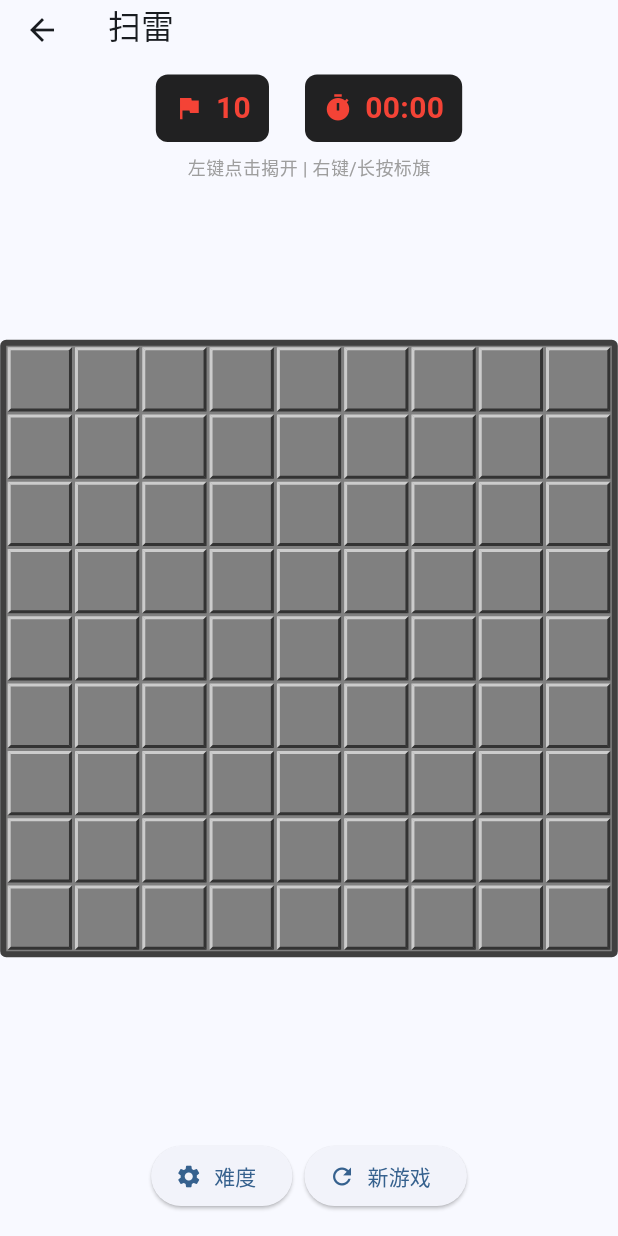
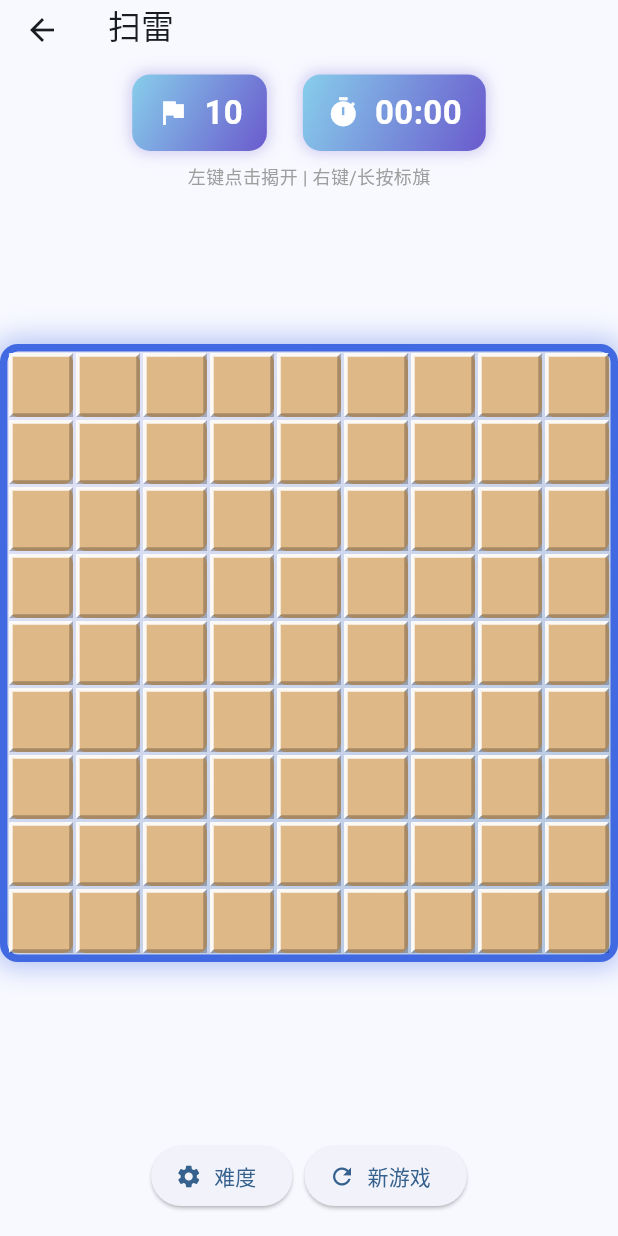
Before and after one commit to neohope/GeminiGameDemo, a Flutter app: the MinesweeperPage screen opened by its route, on a phone screen of 412 x 824 dp. Run offline on Flutter 3.47's test engine with Material 3 defaults, Android fonts, the phone set to English and light mode, and no system bars; our stand-ins replace equatable, flutter_riverpod, go_router, shared_preferences; accounts and stored records are empty.

Commit message:
Fix snake keyboard input and brighten minesweeper colors

```diff
--- a/lib/features/games/minesweeper/presentation/pages/minesweeper_page.dart
+++ b/lib/features/games/minesweeper/presentation/pages/minesweeper_page.dart
@@ -304,20 +304,31 @@ class _InfoBox extends StatelessWidget {
   @override
   Widget build(BuildContext context) {
     return Container(
-      padding: const EdgeInsets.symmetric(horizontal: 12, vertical: 8),
+      padding: const EdgeInsets.symmetric(horizontal: 16, vertical: 10),
       decoration: BoxDecoration(
-        color: Colors.black87,
-        borderRadius: BorderRadius.circular(8),
+        gradient: const LinearGradient(
+          colors: [Color(0xFF87CEEB), Color(0xFF6A5ACD)],
+          begin: Alignment.topLeft,
+          end: Alignment.bottomRight,
+        ),
+        borderRadius: BorderRadius.circular(12),
+        boxShadow: [
+          BoxShadow(
+            color: const Color(0xFF6A5ACD).withValues(alpha: 0.3),
+            blurRadius: 8,
+            spreadRadius: 1,
+          ),
+        ],
       ),
       child: Row(
         children: [
-          Icon(icon, color: Colors.red, size: 20),
-          const SizedBox(width: 8),
+          Icon(icon, color: Colors.white, size: 22),
+          const SizedBox(width: 10),
           Text(
             value,
             style: const TextStyle(
-              color: Colors.red,
-              fontSize: 20,
+              color: Colors.white,
+              fontSize: 22,
               fontWeight: FontWeight.bold,
             ),
           ),
--- a/lib/features/games/minesweeper/presentation/widgets/minesweeper_board_widget.dart
+++ b/lib/features/games/minesweeper/presentation/widgets/minesweeper_board_widget.dart
@@ -2,21 +2,21 @@ import 'package:flutter/material.dart';
 import 'package:neo_game_suit/core/utils/responsive_layout.dart';
 import 'package:neo_game_suit/features/games/minesweeper/domain/entities/minesweeper_board.dart';
 
-const Color _uncoveredColor = Color(0xFFC0C0C0);
-const Color _coveredColor = Color(0xFF808080);
-const Color _flaggedColor = Color(0xFFFFD700);
-const Color _mineColor = Color(0xFFFF0000);
+const Color _uncoveredColor = Color(0xFFFAEBD7);
+const Color _coveredColor = Color(0xFFDEB887);
+const Color _flaggedColor = Color(0xFFFF8C00);
+const Color _mineColor = Color(0xFFFF4500);
 
 const List<Color> _numberColors = [
   Colors.transparent,
-  Colors.blue,
-  Colors.green,
-  Colors.red,
-  Colors.purple,
-  Colors.teal,
-  Colors.black,
-  Colors.grey,
-  Colors.orange,
+  Color(0xFF00BFFF),
+  Color(0xFF32CD32),
+  Color(0xFFFF6347),
+  Color(0xFFBA55D3),
+  Color(0xFF00CED1),
+  Color(0xFF8B008B),
+  Color(0xFFFF69B4),
+  Color(0xFFFFD700),
 ];
 
 class MinesweeperBoardWidget extends StatelessWidget {
@@ -43,9 +43,20 @@ class MinesweeperBoardWidget extends StatelessWidget {
         fit: BoxFit.contain,
         child: Container(
           decoration: BoxDecoration(
-            color: const Color(0xFF808080),
-            border: Border.all(color: const Color(0xFF404040), width: 4),
-            borderRadius: BorderRadius.circular(4),
+            gradient: const LinearGradient(
+              colors: [Color(0xFFE6E6FA), Color(0xFFB0C4DE)],
+              begin: Alignment.topLeft,
+              end: Alignment.bottomRight,
+            ),
+            border: Border.all(color: const Color(0xFF4169E1), width: 5),
+            borderRadius: BorderRadius.circular(12),
+            boxShadow: [
+              BoxShadow(
+                color: const Color(0xFF4169E1).withValues(alpha: 0.4),
+                blurRadius: 15,
+                spreadRadius: 3,
+              ),
+            ],
           ),
           child: Column(
             children: List.generate(board.rows, (row) {
@@ -93,7 +104,8 @@ class _CellWidget extends StatelessWidget {
         decoration: BoxDecoration(
           color: _getCellColor(),
           border: _getCellBorder(),
-          borderRadius: BorderRadius.circular(2),
+          borderRadius: BorderRadius.circular(6),
+          boxShadow: _getBoxShadow(),
         ),
         child: Center(
           child: _getCellContent(),
@@ -114,13 +126,34 @@ class _CellWidget extends StatelessWidget {
     return _coveredColor;
   }
 
+  List<BoxShadow>? _getBoxShadow() {
+    if (cell.state == CellState.flagged) {
+      return [
+        BoxShadow(
+          color: _flaggedColor.withValues(alpha: 0.6),
+          blurRadius: 6,
+          spreadRadius: 2,
+        ),
+      ];
+    } else if (cell.state == CellState.uncovered && cell.hasMine) {
+      return [
+        BoxShadow(
+          color: _mineColor.withValues(alpha: 0.6),
+          blurRadius: 6,
+          spreadRadius: 2,
+        ),
+      ];
+    }
+    return null;
+  }
+
   Border? _getCellBorder() {
     if (cell.state == CellState.covered || cell.state == CellState.flagged) {
       return Border(
-        top: BorderSide(color: Colors.white.withValues(alpha: 0.6), width: 2),
-        left: BorderSide(color: Colors.white.withValues(alpha: 0.6), width: 2),
-        bottom: BorderSide(color: Colors.black.withValues(alpha: 0.6), width: 2),
-        right: BorderSide(color: Colors.black.withValues(alpha: 0.6), width: 2),
+        top: BorderSide(color: Colors.white.withValues(alpha: 0.9), width: 2.5),
+        left: BorderSide(color: Colors.white.withValues(alpha: 0.9), width: 2.5),
+        bottom: BorderSide(color: Colors.black.withValues(alpha: 0.25), width: 2.5),
+        right: BorderSide(color: Colors.black.withValues(alpha: 0.25), width: 2.5),
       );
     }
     return null;
@@ -128,10 +161,10 @@ class _CellWidget extends StatelessWidget {
 
   Widget? _getCellContent() {
     if (cell.state == CellState.flagged) {
-      return Icon(Icons.flag, size: cellSize * 0.6, color: Colors.red);
+      return Icon(Icons.flag, size: cellSize * 0.6, color: Colors.red[700]);
     } else if (cell.state == CellState.uncovered) {
       if (cell.hasMine) {
-        return Icon(Icons.radio_button_checked, size: cellSize * 0.6, color: Colors.black);
+        return Icon(Icons.radio_button_checked, size: cellSize * 0.6, color: Colors.black87);
       } else if (cell.adjacentMines > 0) {
         return Text(
           '${cell.adjacentMines}',
```
Also changed, not shown: lib/features/games/reversi/presentation/pages/reversi_page.dart (+28 -20 lines), lib/features/games/snake/presentation/pages/snake_page.dart (+86 -76 lines), lib/features/games/snake/presentation/providers/snake_provider.dart (+11 -19 lines), lib/features/games/snake/presentation/widgets/snake_board_widget.dart (+25 -9 lines), lib/features/games/tictactoe/presentation/pages/tictactoe_page.dart (+27 -19 lines).
